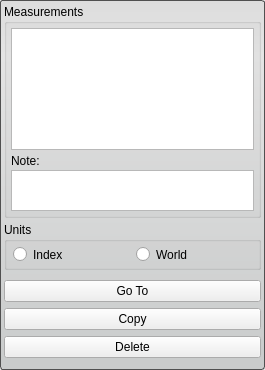
Before: the Qt Designer form src/Interface/ToolInterface/MeasurementToolInterface.ui in SCIInstitute/Seg3D, drawn with Qt 5.
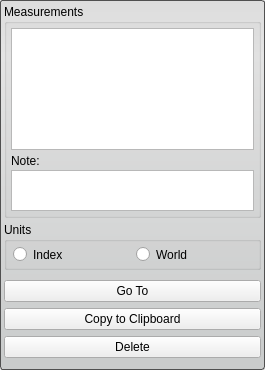
After: the same form once the commit is applied. Custom widgets are drawn as their Qt base class.

Commit message: - Modified measurement copy so that it copies active measurement if no cells are selected.  Renamed button to "Copy to Clipboard"

```diff
--- a/src/Interface/ToolInterface/MeasurementToolInterface.ui
+++ b/src/Interface/ToolInterface/MeasurementToolInterface.ui
@@ -306,7 +306,7 @@
             <item>
              <widget class="QPushButton" name="copy_button_">
               <property name="text">
-               <string>Copy</string>
+               <string>Copy to Clipboard</string>
               </property>
              </widget>
             </item>
```
The commit also changes 5 other files.
